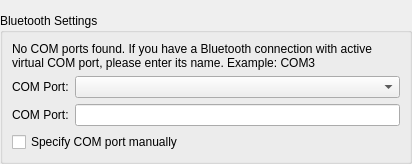
The window that plugins/robots/interpreters/ev3KitInterpreter/src/ev3AdditionalPreferences.ui (qreal/qreal) describes before a commit, drawn with Qt 5.
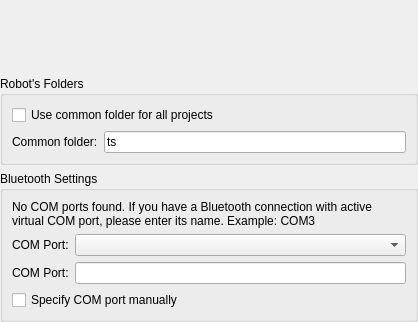
The same window after the commit. Custom widgets are drawn as their Qt base class.

Commit message: add opportunity to store all projects in one folder

Diff of the .ui file:
```diff
--- a/plugins/robots/interpreters/ev3KitInterpreter/src/ev3AdditionalPreferences.ui
+++ b/plugins/robots/interpreters/ev3KitInterpreter/src/ev3AdditionalPreferences.ui
@@ -6,14 +6,14 @@
    <rect>
     <x>0</x>
     <y>0</y>
-    <width>412</width>
-    <height>164</height>
+    <width>418</width>
+    <height>322</height>
    </rect>
   </property>
   <property name="windowTitle">
    <string>Form</string>
   </property>
-  <layout class="QVBoxLayout" name="verticalLayout">
+  <layout class="QGridLayout" name="gridLayout_3">
    <property name="leftMargin">
     <number>0</number>
    </property>
@@ -26,11 +26,57 @@
    <property name="bottomMargin">
     <number>0</number>
    </property>
-   <item>
-    <widget class="qReal::ui::ImagePicker" name="robotImagePicker">
+   <item row="0" column="0">
+    <widget class="qReal::ui::ImagePicker" name="robotImagePicker" native="true">
+     <zorder>bluetoothSettingsGroupBox</zorder>
     </widget>
    </item>
-   <item>
+   <item row="1" column="0">
+    <widget class="QGroupBox" name="RobotFoldersGroupBox">
+     <property name="title">
+      <string>Robot's Folders</string>
+     </property>
+     <layout class="QGridLayout" name="gridLayout_5">
+      <item row="1" column="1">
+       <widget class="QLineEdit" name="commonFolderNameLineEdit">
+        <property name="sizePolicy">
+         <sizepolicy hsizetype="Expanding" vsizetype="Fixed">
+          <horstretch>0</horstretch>
+          <verstretch>0</verstretch>
+         </sizepolicy>
+        </property>
+        <property name="layoutDirection">
+         <enum>Qt::LeftToRight</enum>
+        </property>
+        <property name="text">
+         <string>ts</string>
+        </property>
+       </widget>
+      </item>
+      <item row="1" column="0">
+       <widget class="QLabel" name="commonFolderNameLabel">
+        <property name="sizePolicy">
+         <sizepolicy hsizetype="Preferred" vsizetype="Preferred">
+          <horstretch>0</horstretch>
+          <verstretch>0</verstretch>
+         </sizepolicy>
+        </property>
+        <property name="text">
+         <string>Common folder:</string>
+        </property>
+       </widget>
+      </item>
+      <item row="0" column="0" colspan="2">
+       <widget class="QCheckBox" name="commonFolderChecbox">
+        <property name="text">
+         <string>Use common folder for all projects</string>
+        </property>
+       </widget>
+      </item>
+     </layout>
+    </widget>
+   </item>
+   <item row="2" column="0">
     <widget class="QGroupBox" name="bluetoothSettingsGroupBox">
      <property name="title">
       <string>Bluetooth Settings</string>
```
Left out of the diff: 34 changed lines with no effect on the pictures. The commit also changes 3 other files.
